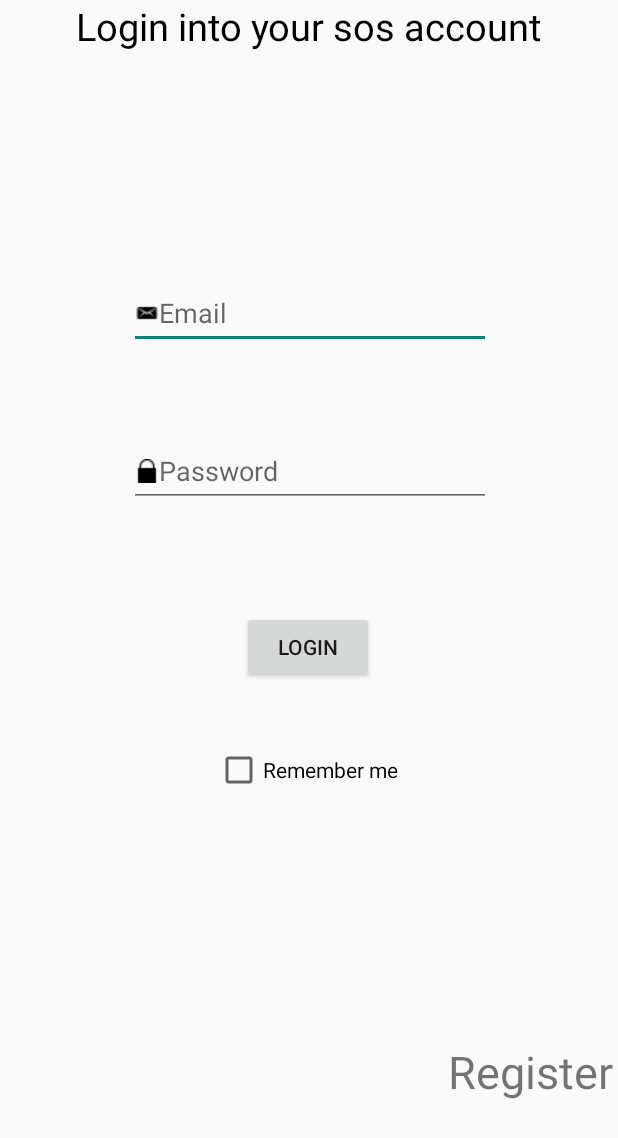
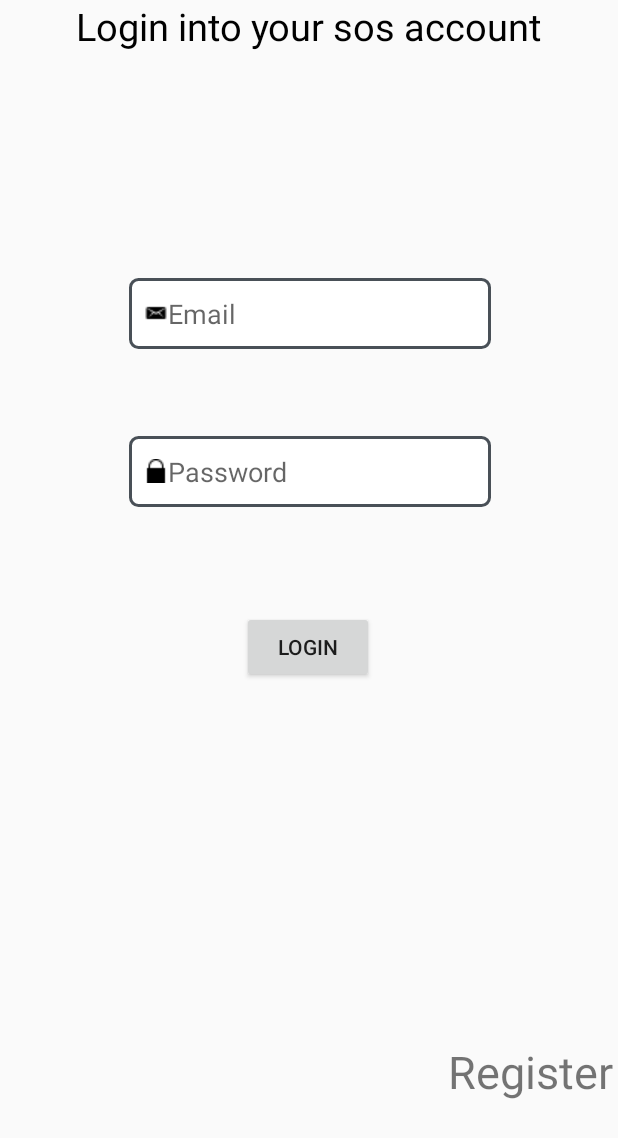
Before and after one commit to ManiGautam/EdTechSpark, an Android app: the screen it shows after launch (LoginPage), on a phone screen of 412 x 824 dp. Shown: the top 1138 px of the screen. Run offline under Robolectric (Android 15) with nearby library versions, the phone set to English and light mode, and no system bars; 2 statements that could not run were skipped.

Commit message:
configuration added

```diff
--- a/app/src/main/res/drawable/edtstyle.xml
+++ b/app/src/main/res/drawable/edtstyle.xml
@@ -1,8 +1,9 @@
 <?xml version="1.0" encoding="utf-8"?>
-<shape
-    android:shape="rectangle"
-    xmlns:android="http://schemas.android.com/apk/res/android"
-    >
-<stroke android:width="200dp"></stroke>
-<corners></corners>
+<shape xmlns:android="http://schemas.android.com/apk/res/android"
+    android:shape="rectangle">
+    <solid android:color="@color/white" />
+    <corners android:radius="5dp" />
+    <stroke
+        android:width="2dp"
+        android:color="@color/normal_border" />
 </shape>
--- a/app/src/main/res/layout/activity_login_page.xml
+++ b/app/src/main/res/layout/activity_login_page.xml
@@ -16,7 +16,8 @@
         android:textColor="@color/black"
         app:layout_constraintEnd_toEndOf="parent"
         app:layout_constraintStart_toStartOf="parent"
-        app:layout_constraintTop_toTopOf="parent" />
+        app:layout_constraintTop_toTopOf="parent"
+        />
 
     <EditText
         android:id="@+id/edtName"
@@ -30,7 +31,11 @@
         app:layout_constraintStart_toStartOf="parent"
         app:layout_constraintTop_toTopOf="parent"
         app:layout_constraintVertical_bias="0.239"
-        android:drawableStart="@drawable/email"/>
+        android:drawableStart="@drawable/email"
+        android:background="@drawable/edtstyle"
+        android:padding="@dimen/size_10_dp"
+
+        />
 
     <EditText
         android:id="@+id/edtEmail"
@@ -44,7 +49,9 @@
         app:layout_constraintStart_toStartOf="parent"
         app:layout_constraintTop_toTopOf="parent"
         app:layout_constraintVertical_bias="0.374"
-        android:drawableStart="@drawable/password"/>
+        android:drawableStart="@drawable/password"
+        android:background="@drawable/edtstyle"
+        android:padding="@dimen/size_10_dp"/>
 
     <Button
         android:id="@+id/btnLogin"
@@ -71,15 +78,4 @@
         app:layout_constraintStart_toStartOf="parent"
         app:layout_constraintTop_toTopOf="parent"
         app:layout_constraintVertical_bias="0.886" />
-
-    <CheckBox
-        android:id="@+id/checkBox"
-        android:layout_width="126dp"
-        android:layout_height="36dp"
-        android:text="Remember me"
-        app:layout_constraintBottom_toBottomOf="parent"
-        app:layout_constraintEnd_toEndOf="parent"
-        app:layout_constraintStart_toStartOf="parent"
-        app:layout_constraintTop_toBottomOf="@+id/btnLogin"
-        app:layout_constraintVertical_bias="0.12" />
 </androidx.constraintlayout.widget.ConstraintLayout>
--- a/app/src/main/res/values/colors.xml
+++ b/app/src/main/res/values/colors.xml
@@ -7,4 +7,7 @@
     <color name="teal_700">#FF018786</color>
     <color name="black">#FF000000</color>
     <color name="white">#FFFFFFFF</color>
+    <color name="gradient_border">#03A9F4</color>
+    <color name="normal_border">#495057</color>
+
 </resources>
--- a/app/src/main/res/values/dimens.xml
+++ b/app/src/main/res/values/dimens.xml
@@ -3,4 +3,6 @@
     <dimen name="size_200_dp">200dp</dimen>
     <dimen name="size_20_sp">20sp</dimen>
     <dimen name="size_150_dp">150dp</dimen>
+    <dimen name="size_5_dp">5dp</dimen>
+    <dimen name="size_10_dp">10dp</dimen>
 </resources>
--- a/app/src/main/res/values/themes.xml
+++ b/app/src/main/res/values/themes.xml
@@ -18,4 +18,5 @@
         <item name="windowActionBar">false</item>
         <item name="windowNoTitle">true</item>
     </style>
+
 </resources>
```
